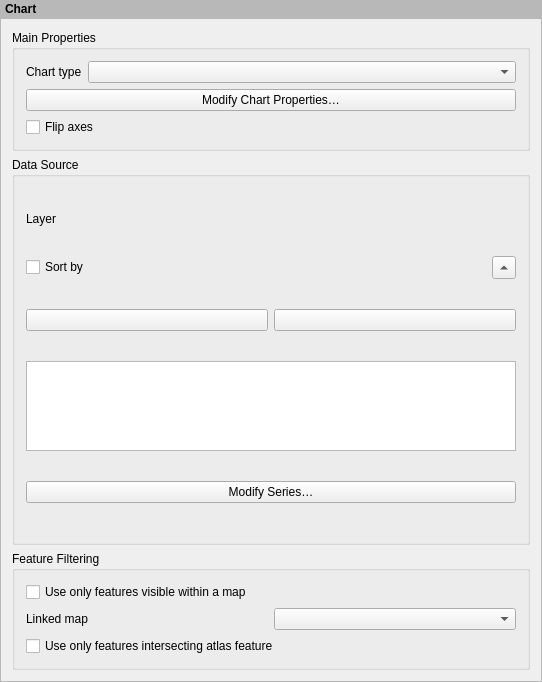
Qt form src/ui/layout/qgslayoutchartwidgetbase.ui (qgis/QGIS) before a commit.
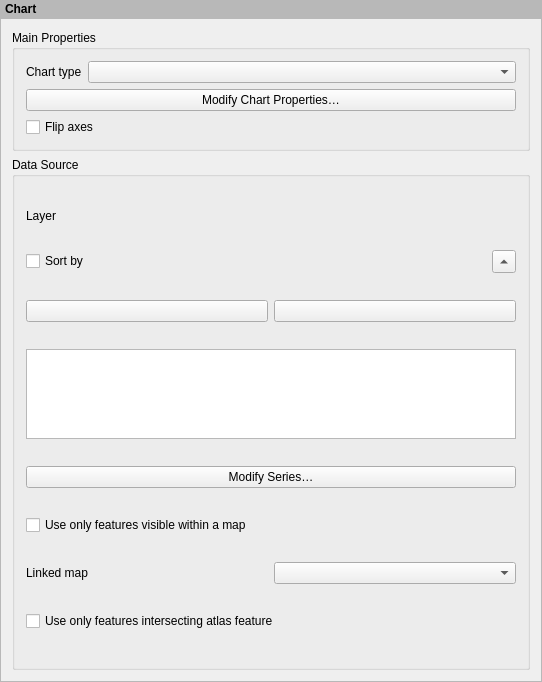
The same form after that commit. Icons and pictures are not drawn. Custom widgets are drawn as their Qt base class.

Commit message: Keep features filtering options under the Data Source group

```diff
--- a/src/ui/layout/qgslayoutchartwidgetbase.ui
+++ b/src/ui/layout/qgslayoutchartwidgetbase.ui
@@ -230,26 +230,14 @@
             </property>
            </widget>
           </item>
-         </layout>
-        </widget>
-       </item>
-       <item>
-        <widget class="QgsCollapsibleGroupBoxBasic" name="featureFilteringGroupBox">
-         <property name="title">
-          <string>Feature Filtering</string>
-         </property>
-         <property name="collapsed" stdset="0">
-          <bool>false</bool>
-         </property>
-         <layout class="QVBoxLayout" name="verticalLayout">
-          <item>
+          <item row="5" column="0" colspan="3">
            <widget class="QCheckBox" name="mFilterOnlyVisibleFeaturesCheckBox">
             <property name="text">
              <string>Use only features visible within a map</string>
             </property>
            </widget>
           </item>
-          <item>
+          <item row="6" column="0" colspan="3">
            <layout class="QHBoxLayout" name="linkedMapLayout">
             <item>
              <widget class="QLabel" name="mLinkedMapLabel">
@@ -266,7 +254,7 @@
             </item>
            </layout>
           </item>
-          <item>
+          <item row="7" column="0" colspan="3">
            <widget class="QCheckBox" name="mIntersectAtlasCheckBox">
             <property name="text">
              <string>Use only features intersecting atlas feature</string>
```
